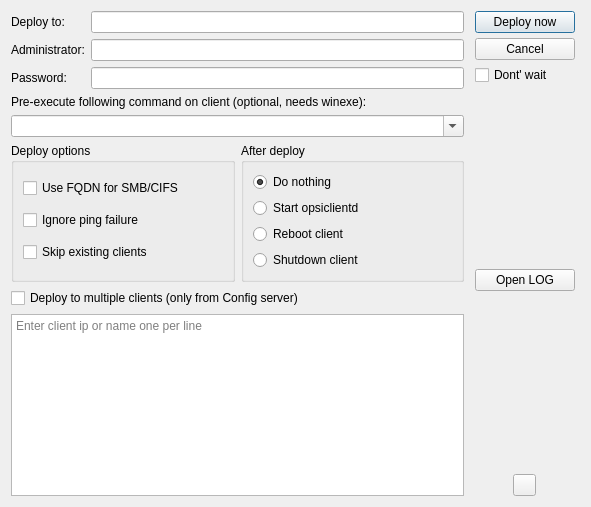
Old version of the form oPB/ui/deployagent.ui in the repository pandel/opsiPackageBuilder.
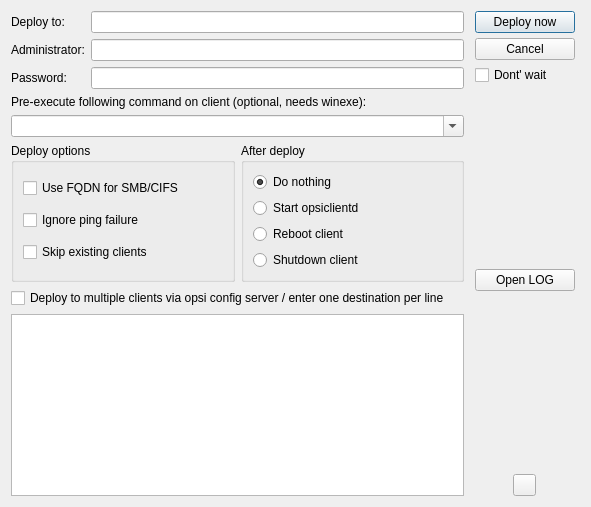
New version of the form. Icons and pictures are not drawn.

Commit message: - Massives Refactoring - Deploy soweit fertig

What changed in the file:
```diff
--- a/oPB/ui/deployagent.ui
+++ b/oPB/ui/deployagent.ui
@@ -308,14 +308,14 @@
    <item row="2" column="0" colspan="2">
     <widget class="QCheckBox" name="chkDeployToMulti">
      <property name="text">
-      <string>Deploy to multiple clients (only from Config server)</string>
+      <string>Deploy to multiple clients via opsi config server / enter one destination per line</string>
      </property>
     </widget>
    </item>
    <item row="3" column="0" colspan="2">
     <widget class="QPlainTextEdit" name="inpDestMulti">
-     <property name="placeholderText" stdset="0">
-      <string notr="true">Enter client ip or name one per line</string>
+     <property name="placeholderText">
+      <string notr="true"/>
      </property>
     </widget>
    </item>
```
The commit also changes 23 other files.
